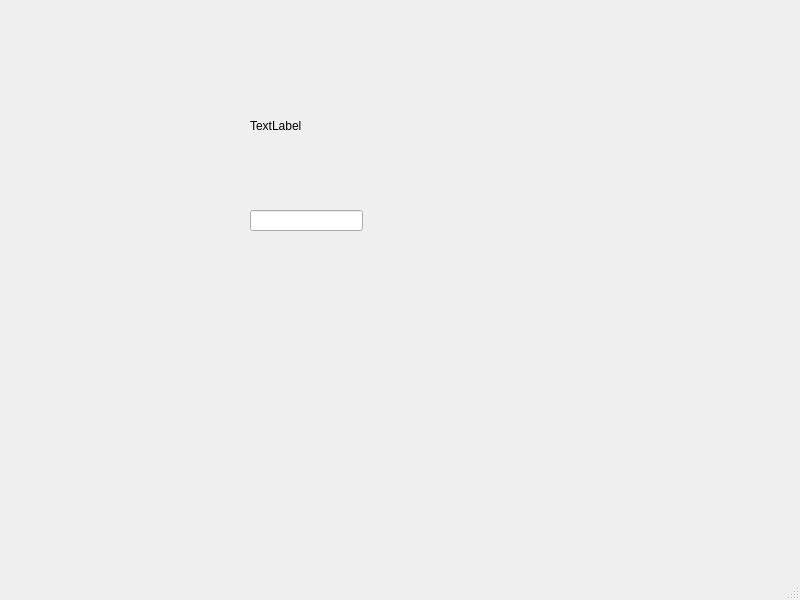
Above: NBA_squad/mainwindow.ui from artem2284708/NBA-squad-calculator before the change. Below: the same form after it.
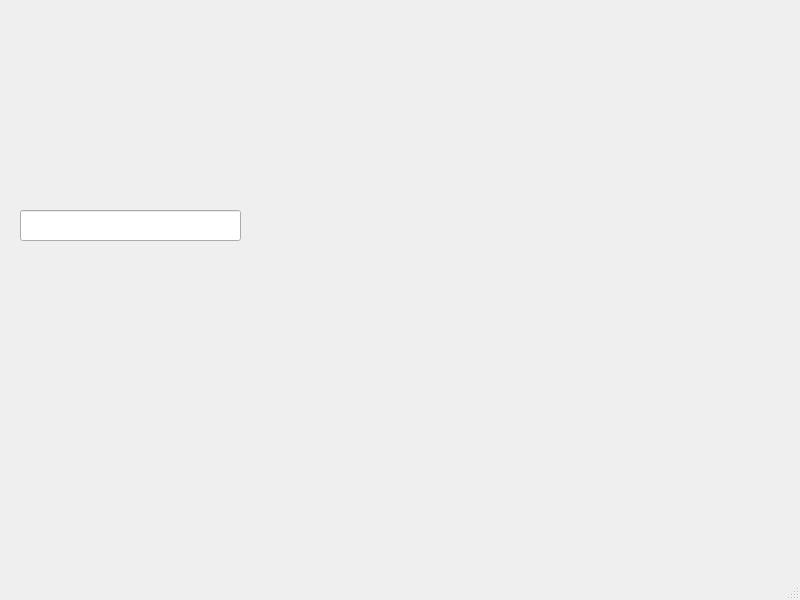
That is the form after the change. Custom widgets are drawn as their Qt base class.

The edit to the form file:
```diff
--- a/NBA_squad/mainwindow.ui
+++ b/NBA_squad/mainwindow.ui
@@ -13,14 +13,17 @@
   <property name="windowTitle">
    <string>MainWindow</string>
   </property>
+  <property name="styleSheet">
+   <string notr="true"/>
+  </property>
   <widget class="QWidget" name="centralwidget">
    <widget class="ClickableLabel" name="label">
     <property name="geometry">
      <rect>
-      <x>250</x>
-      <y>70</y>
-      <width>141</width>
-      <height>111</height>
+      <x>20</x>
+      <y>10</y>
+      <width>221</width>
+      <height>181</height>
      </rect>
     </property>
     <property name="sizePolicy">
@@ -29,17 +32,20 @@
       <verstretch>0</verstretch>
      </sizepolicy>
     </property>
+    <property name="styleSheet">
+     <string notr="true"/>
+    </property>
     <property name="text">
-     <string>TextLabel</string>
+     <string/>
     </property>
    </widget>
    <widget class="QLineEdit" name="lineEdit">
     <property name="geometry">
      <rect>
-      <x>250</x>
+      <x>20</x>
       <y>210</y>
-      <width>113</width>
-      <height>21</height>
+      <width>221</width>
+      <height>31</height>
      </rect>
     </property>
    </widget>
```
Left out of the diff: 2 changed lines with no effect on the pictures.
